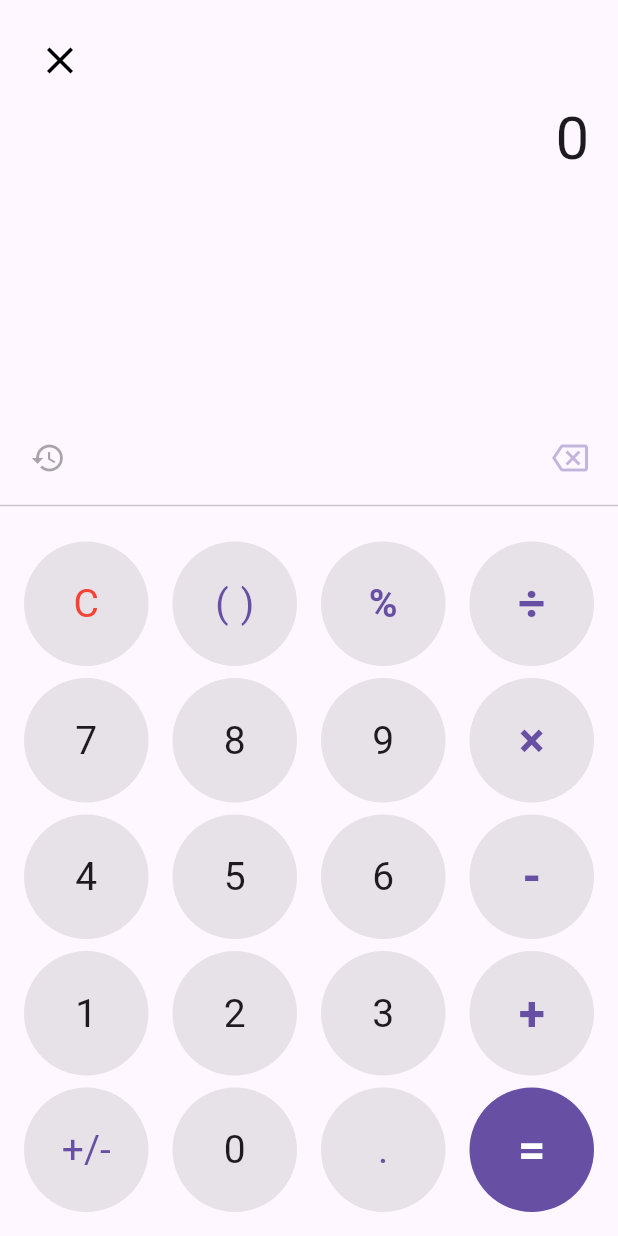
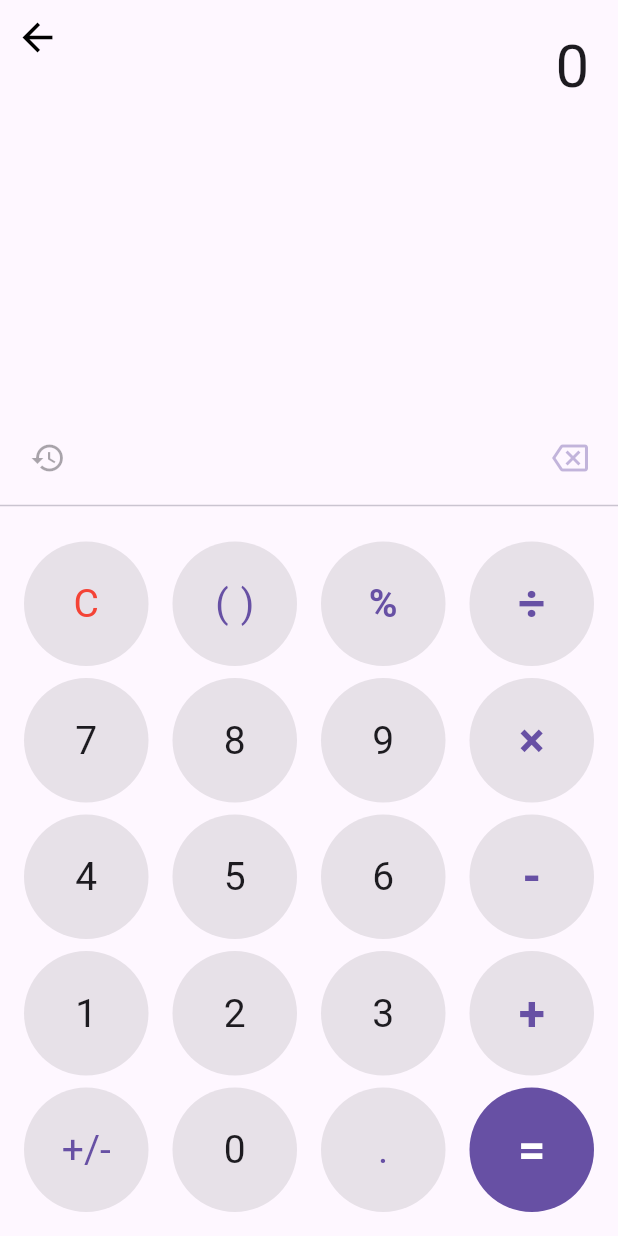
Before and after one commit to hamidDarsaaed/calculator, a Flutter app: the screen it shows after launch, on a phone screen of 412 x 824 dp. Run offline on Flutter 3.47's test engine with Material 3 defaults, Android fonts, the phone set to English and light mode, and no system bars; our stand-ins replace equatable, flutter_bloc, hydrated_bloc, math_expressions.

Commit message:
change icon

```diff
--- a/lib/presentation/screens/main/main_screen.dart
+++ b/lib/presentation/screens/main/main_screen.dart
@@ -113,7 +113,9 @@ class _MainScreenState extends State<MainScreen> {
       },
       child: Scaffold(
         body: SafeArea(
-          child: Column(
+          child: Stack(
+            children: [
+              Column(
                 crossAxisAlignment: CrossAxisAlignment.stretch,
                 children: [
                   Expanded(
@@ -123,15 +125,6 @@ class _MainScreenState extends State<MainScreen> {
                         crossAxisAlignment: CrossAxisAlignment.stretch,
                         mainAxisAlignment: MainAxisAlignment.spaceBetween,
                         children: [
-                      Align(
-                        alignment: AlignmentDirectional.topStart,
-                        child: IconButton(
-                            onPressed: () {
-                              Navigator.pop(context);
-                            },
-                            icon: const Icon(Icons.close,
-                                color: Colors.black, size: 30)),
-                      ),
                           Expanded(
                             child: SingleChildScrollView(
                               controller: _scrollController,
@@ -203,8 +196,9 @@ class _MainScreenState extends State<MainScreen> {
                                     message: 'History',
                                     child: IconButton(
                                       splashRadius: 20.0,
-                                  onPressed:
-                                      histories.isEmpty ? null : _showHistory,
+                                      onPressed: histories.isEmpty
+                                          ? null
+                                          : _showHistory,
                                       icon: Icon(
                                         _isHistoryVisible
                                             ? Icons.calculate
@@ -227,13 +221,15 @@ class _MainScreenState extends State<MainScreen> {
                               message: 'Delete',
                               child: IconButton(
                                 splashRadius: 20.0,
-                            disabledColor:
-                                Theme.of(context).primaryColor.withOpacity(0.4),
+                                disabledColor: Theme.of(context)
+                                    .primaryColor
+                                    .withOpacity(0.4),
                                 color: Theme.of(context).primaryColor,
                                 onPressed: isInitial
                                     ? null
-                                : () =>
-                                    context.read<CalculationCubit>().onDelete(),
+                                    : () => context
+                                        .read<CalculationCubit>()
+                                        .onDelete(),
                                 icon: const Icon(Icons.backspace_outlined),
                               ),
                             ),
@@ -264,6 +260,19 @@ class _MainScreenState extends State<MainScreen> {
                         ],
                       ),
                     ],
+                  ),
+                ],
+              ),
+              Align(
+                alignment: AlignmentDirectional.topStart,
+
+                child: IconButton(
+                  padding: EdgeInsets.all(10),
+                    onPressed: () {
+                      Navigator.pop(context);
+                    },
+                    icon:
+                        const Icon(Icons.arrow_back, color: Colors.black, size: 30)),
               ),
             ],
           ),
```
Lines whose indentation alone changed are shown as unchanged.
